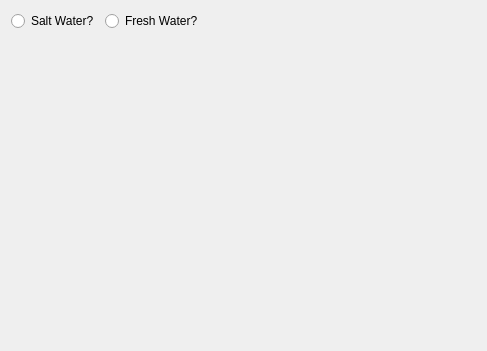
Qt form Calculators/PressureVolume/GasConsumptionTimeToFromDepth/Page.ui (towel42-com/SCUBA-Calculator) before a commit.
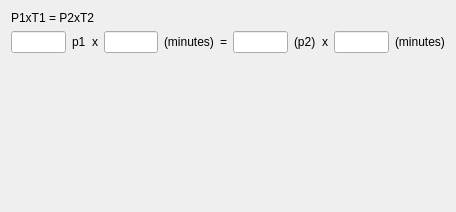
The same form after that commit.

Patch:
```diff
--- a/Calculators/PressureVolume/GasConsumptionTimeToFromDepth/Page.ui
+++ b/Calculators/PressureVolume/GasConsumptionTimeToFromDepth/Page.ui
@@ -6,42 +6,83 @@
    <rect>
     <x>0</x>
     <y>0</y>
-    <width>487</width>
-    <height>351</height>
+    <width>456</width>
+    <height>212</height>
    </rect>
   </property>
   <property name="windowTitle">
    <string>Title</string>
   </property>
   <layout class="QVBoxLayout" name="verticalLayout">
+   <item>
+    <widget class="QLabel" name="label">
+     <property name="text">
+      <string>P1xT1 = P2xT2</string>
+     </property>
+    </widget>
+   </item>
    <item>
     <layout class="QHBoxLayout" name="horizontalLayout">
      <item>
-      <widget class="QRadioButton" name="saltwater">
+      <widget class="QLineEdit" name="p1"/>
+     </item>
+     <item>
+      <widget class="QLabel" name="p1Label">
        <property name="text">
-        <string>Salt Water?</string>
+        <string>p1</string>
        </property>
       </widget>
      </item>
      <item>
-      <widget class="QRadioButton" name="freshWater">
+      <widget class="QLabel" name="label_2">
        <property name="text">
-        <string>Fresh Water?</string>
+        <string>x</string>
        </property>
       </widget>
      </item>
      <item>
-      <spacer name="horizontalSpacer">
-       <property name="orientation">
-        <enum>Qt::Orientation::Horizontal</enum>
+      <widget class="QLineEdit" name="t1"/>
+     </item>
+     <item>
+      <widget class="QLabel" name="t1Label">
+       <property name="text">
+        <string>(minutes)</string>
        </property>
-       <property name="sizeHint" stdset="0">
-        <size>
-         <width>40</width>
-         <height>20</height>
-        </size>
+      </widget>
+     </item>
+     <item>
+      <widget class="QLabel" name="label_3">
+       <property name="text">
+        <string>=</string>
        </property>
-      </spacer>
+      </widget>
+     </item>
+     <item>
+      <widget class="QLineEdit" name="p2"/>
+     </item>
+     <item>
+      <widget class="QLabel" name="p2Label">
+       <property name="text">
+        <string>(p2)</string>
+       </property>
+      </widget>
+     </item>
+     <item>
+      <widget class="QLabel" name="label_4">
+       <property name="text">
+        <string>x</string>
+       </property>
+      </widget>
+     </item>
+     <item>
+      <widget class="QLineEdit" name="t2"/>
+     </item>
+     <item>
+      <widget class="QLabel" name="t2Label">
+       <property name="text">
+        <string>(minutes)</string>
+       </property>
+      </widget>
      </item>
     </layout>
    </item>
@@ -53,7 +94,7 @@
      <property name="sizeHint" stdset="0">
       <size>
        <width>20</width>
-       <height>40</height>
+       <height>139</height>
       </size>
      </property>
     </spacer>
```
Left out of the diff: 4 changed lines with no effect on the pictures.
